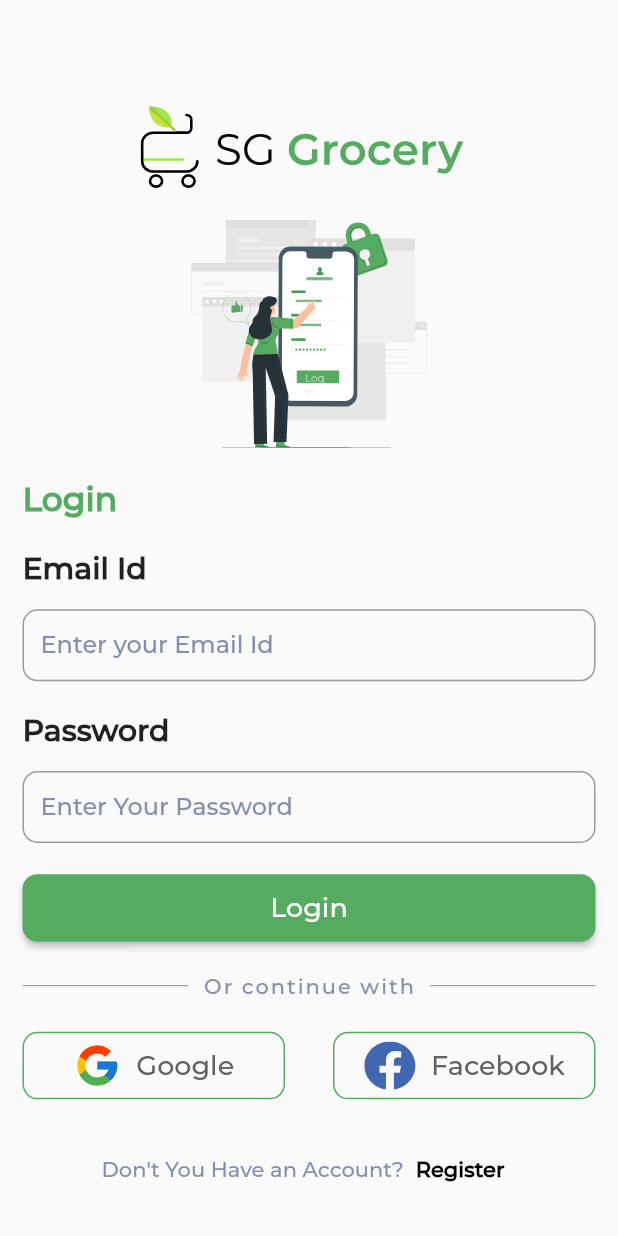
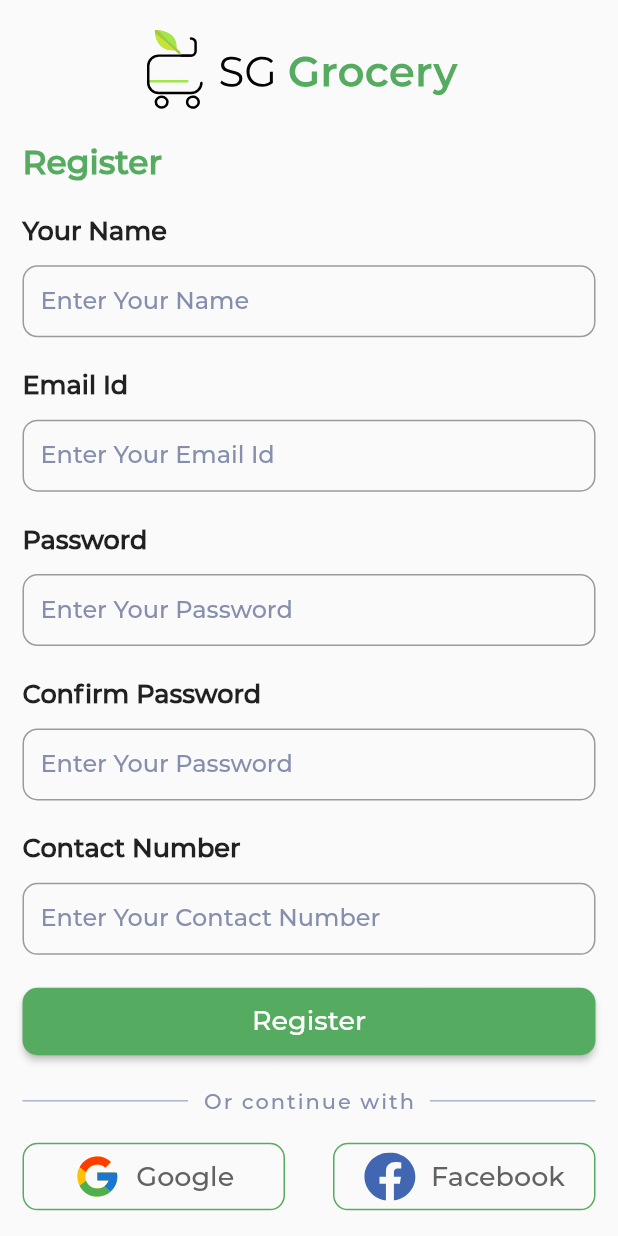
Before and after one commit to Ikaris22/grocery_project, a Flutter app: the screen it shows after launch, on a phone screen of 412 x 824 dp. Run offline on Flutter 3.47's test engine with Material 2 defaults, Android fonts, the phone set to English and light mode, and no system bars; our stand-ins replace flutter_svg.

Commit message:
commit register page and something

```diff
--- /dev/null
+++ b/lib/base/logo.dart
@@ -0,0 +1,6 @@
+import 'package:flutter/material.dart';
+class AppLogos{
+  static const String groceryLogo = 'assets/images/sg_grocery_logo.svg';
+  static const String googleLogo = 'assets/images/logo_gg.svg';
+  static const String fbLogo = 'assets/images/logo_fb.svg';
+}
--- a/lib/screens/login/login.dart
+++ b/lib/screens/login/login.dart
@@ -1,6 +1,8 @@
 import 'package:flutter/material.dart';
 import 'package:flutter_svg/svg.dart';
 import 'package:vippro_project/base/app_colors.dart';
+import 'package:vippro_project/base/logo.dart';
+import 'package:vippro_project/widgets/elevated_button.dart';
 import 'package:vippro_project/widgets/outlined_button.dart';
 import 'package:vippro_project/widgets/divider_line.dart';
 
@@ -16,12 +18,15 @@ class Login extends StatefulWidget {
 class _Login extends State<Login> {
   @override
   Widget build(BuildContext context) {
-    return Container(
-        margin: const EdgeInsets.only(top: 50, left: 15, right: 15),
+    return  Column(
+      children: [
+        Container(
+          height: MediaQuery.of(context).size.height / 1.335,
+              margin: const EdgeInsets.only(top:25,left: 15, right: 15),
               child: Column(
                 mainAxisAlignment: MainAxisAlignment.spaceEvenly,
                 children: [
-            SvgPicture.asset('assets/images/sg_grocery_logo.svg', height: 55),
+                  SvgPicture.asset(AppLogos.groceryLogo, height: 53),
                   SvgPicture.asset('assets/images/pana.svg'),
                   const Row(
                     mainAxisAlignment: MainAxisAlignment.start,
@@ -39,33 +44,28 @@ class _Login extends State<Login> {
                   const Textfield(
                       textfieldName: 'Password',
                       textfieldHintText: 'Enter Your Password'),
+                  const GreenButton(buttonWidth: double.infinity, buttonName: 'Login'),
+                ],
+              ),
+        ),
         Container(
-              padding: EdgeInsets.zero,
-              width: double.infinity,
-              height: 45,
-              child: ElevatedButton(
-                  style: ElevatedButton.styleFrom(
-                      backgroundColor: AppColors.greenColor,
-                      shape: RoundedRectangleBorder(
-                          borderRadius: BorderRadius.circular(10))),
-                  onPressed: () {},
-                  child: const Text(
-                    'Login',
-                    style: TextStyle(fontSize: 18),
-                  )),
-            ),
+          margin: const EdgeInsets.only(left: 15, right: 15),
+          child: Column(
+            children: [
               const DividerLine(title: 'Or continue with'),
+              const SizedBox(height: 18),
               const Row(
                 mainAxisAlignment: MainAxisAlignment.spaceBetween,
                 children: [
                   LogButton(
-                  logo: 'assets/images/logo_gg.svg',
+                    logo: AppLogos.googleLogo,
                     logoName: 'Google',
                   ),
                   LogButton(
-                    logo: 'assets/images/logo_fb.svg', logoName: 'Facebook')
+                      logo: AppLogos.fbLogo, logoName: 'Facebook')
                 ],
               ),
+              const SizedBox(height: 18),
               Row(
                 mainAxisAlignment: MainAxisAlignment.center,
                 children: [
@@ -83,6 +83,9 @@ class _Login extends State<Login> {
                 ],
               )
             ],
-        ));
+          ),
+        )
+      ],
+    );
   }
 }
--- a/lib/screens/main_page.dart
+++ b/lib/screens/main_page.dart
@@ -1,10 +1,8 @@
 import 'package:flutter/material.dart';
-import 'package:vippro_project/screens/login/login.dart';
+import 'package:vippro_project/screens/register/register.dart';
+//import 'package:vippro_project/screens/login/login.dart';
+
 //import 'package:vippro_project/screens/splash/splash.dart';
-
-
-
-
 class GroceryApp extends StatefulWidget{
   const GroceryApp({super.key});
 
@@ -15,10 +13,10 @@ class _GroceryApp extends State<GroceryApp>{
   @override
   Widget build(BuildContext context) {
     return  const Scaffold(
+      resizeToAvoidBottomInset: false,
           body: Center(
-              child:  Login()
+                child: Register()
           )
-
     );
   }
 
--- /dev/null
+++ b/lib/screens/register/register.dart
@@ -0,0 +1,93 @@
+import 'package:flutter/material.dart';
+import 'package:flutter_svg/svg.dart';
+import 'package:vippro_project/base/app_colors.dart';
+import 'package:vippro_project/base/logo.dart';
+import 'package:vippro_project/widgets/divider_line.dart';
+import 'package:vippro_project/widgets/elevated_button.dart';
+import 'package:vippro_project/widgets/outlined_button.dart';
+import 'package:vippro_project/widgets/text_field.dart';
+
+class Register extends StatefulWidget {
+  const Register({super.key});
+
+  @override
+  State<StatefulWidget> createState() => _Register();
+}
+
+class _Register extends State<Register> {
+  @override
+  Widget build(BuildContext context) {
+    return ListView(
+      children: [
+        const SizedBox(height: 20),
+        SvgPicture.asset(AppLogos.groceryLogo, height: 53),
+        Container(
+          height: MediaQuery.of(context).size.height / 1.263,
+          margin: const EdgeInsets.only(left: 15, right: 15),
+          child: const Column(
+            mainAxisAlignment: MainAxisAlignment.spaceEvenly,
+            children: [
+              Row(children: [
+                Text('Register',
+                    style: TextStyle(
+                        fontSize: 22,
+                        color: AppColors.greenColor,
+                        fontWeight: FontWeight.bold))
+              ]),
+              Textfield(
+                  textfieldName: 'Your Name',
+                  textfieldHintText: 'Enter Your Name'),
+              Textfield(
+                  textfieldName: 'Email Id',
+                  textfieldHintText: 'Enter Your Email Id'),
+              Textfield(
+                  textfieldName: 'Password',
+                  textfieldHintText: 'Enter Your Password'),
+              Textfield(
+                  textfieldName: 'Confirm Password',
+                  textfieldHintText: 'Enter Your Password'),
+              Textfield(
+                  textfieldName: 'Contact Number',
+                  textfieldHintText: 'Enter Your Contact Number'),
+               GreenButton(
+                  buttonWidth: double.infinity, buttonName: 'Register'),
+            ],
+          ),
+        ),
+        Container(
+          margin: const EdgeInsets.only(left: 15, right: 15),
+          child: Column(
+            children: [
+              const DividerLine(title: 'Or continue with'),
+              const SizedBox(height: 18),
+              const Row(
+                mainAxisAlignment: MainAxisAlignment.spaceBetween,
+                children: [
+                  LogButton(logo: AppLogos.googleLogo, logoName: 'Google'),
+                  LogButton(logo: AppLogos.fbLogo, logoName: 'Facebook')
+                ],
+              ),
+              const SizedBox(height: 18),
+              Row(
+                mainAxisAlignment: MainAxisAlignment.center,
+                children: [
+                  const Text(
+                    'Already Have An Account',
+                    style: TextStyle(color: AppColors.miniTextColor),
+                  ),
+                  TextButton(
+                      onPressed: () {},
+                      child: const Text(
+                        'Login',
+                        style: TextStyle(
+                            color: Colors.black, fontWeight: FontWeight.bold),
+                      ))
+                ],
+              ),
+            ],
+          ),
+        )
+      ],
+    );
+  }
+}
--- a/lib/screens/splash/splash.dart
+++ b/lib/screens/splash/splash.dart
@@ -1,6 +1,7 @@
 import 'package:flutter/material.dart';
 import 'package:flutter_svg/svg.dart';
 import 'package:vippro_project/base/app_colors.dart';
+import 'package:vippro_project/base/logo.dart';
 
 import '../login/login.dart';
 class Splash extends StatelessWidget{
@@ -25,7 +26,7 @@ class Splash extends StatelessWidget{
           Row(
             mainAxisAlignment: MainAxisAlignment.center,
               children: [
-               SvgPicture.asset('assets/images/sg_grocery_logo.svg')
+               SvgPicture.asset(AppLogos.groceryLogo)
               ]
            ),
         const Row(
--- /dev/null
+++ b/lib/widgets/elevated_button.dart
@@ -0,0 +1,26 @@
+import 'package:flutter/material.dart';
+
+import '../base/app_colors.dart';
+class GreenButton extends StatelessWidget{
+  const GreenButton({super.key, required this.buttonWidth, required this.buttonName});
+final double buttonWidth ;
+final String buttonName;
+  @override
+  Widget build(BuildContext context) {
+    return Container(
+    padding: EdgeInsets.zero,
+    width: buttonWidth,
+    height: 45,
+    child: ElevatedButton(
+        style: ElevatedButton.styleFrom(
+            backgroundColor: AppColors.greenColor,
+            shape: RoundedRectangleBorder(
+                borderRadius: BorderRadius.circular(10))),
+        onPressed: () {},
+        child: Text(
+          buttonName,
+          style: const TextStyle(fontSize: 18),
+        )),
+    );
+  }
+}
--- a/lib/widgets/text_field.dart
+++ b/lib/widgets/text_field.dart
@@ -12,10 +12,10 @@ const Textfield({super.key, required this.textfieldName,required this.textfieldH
           mainAxisAlignment: MainAxisAlignment.start,
           children: [Text(textfieldName,
             style: const TextStyle(
-              fontSize: 20,
+              fontSize: 17,
               fontWeight: FontWeight.bold,),)],
         ),
-        const SizedBox(height: 15),
+        const SizedBox(height: 12),
         TextField(
            decoration: InputDecoration(
              hintStyle: const TextStyle(fontSize: 16,color: AppColors.miniTextColor),
```
Lines whose indentation alone changed are shown as unchanged.
